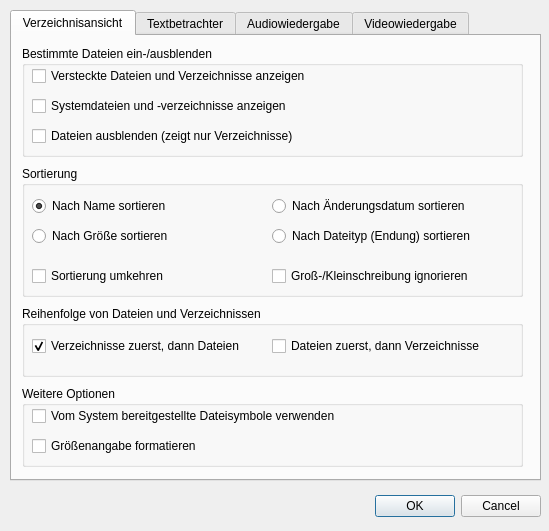
Old version of the form settingsdialog.ui in the repository striezel/qt-commander.
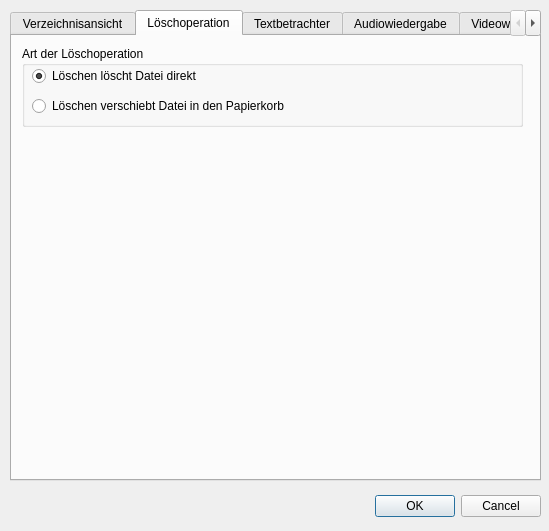
New version of the form. The open tabs and pages were chosen to show the change. Icons and pictures are not drawn.

Commit message:
add setting to switch between delete and move to trash
Users can now decide whether the remove button directly deletes
files / directories or only moves the files to trash.

```diff
--- a/settingsdialog.ui
+++ b/settingsdialog.ui
@@ -279,6 +279,56 @@
      </widget>
     </widget>
    </widget>
+   <widget class="QWidget" name="tabDeleteOperation">
+    <attribute name="icon">
+     <iconset theme="edit-delete"/>
+    </attribute>
+    <attribute name="title">
+     <string>Löschoperation</string>
+    </attribute>
+    <widget class="QGroupBox" name="groupBoxDeleteOperation">
+     <property name="geometry">
+      <rect>
+       <x>10</x>
+       <y>10</y>
+       <width>501</width>
+       <height>81</height>
+      </rect>
+     </property>
+     <property name="title">
+      <string>Art der Löschoperation</string>
+     </property>
+     <widget class="QRadioButton" name="rbDeleteMeansDelete">
+      <property name="geometry">
+       <rect>
+        <x>10</x>
+        <y>20</y>
+        <width>481</width>
+        <height>20</height>
+       </rect>
+      </property>
+      <property name="text">
+       <string>Löschen löscht Datei direkt</string>
+      </property>
+      <property name="checked">
+       <bool>true</bool>
+      </property>
+     </widget>
+     <widget class="QRadioButton" name="rbDeleteMovesToTrash">
+      <property name="geometry">
+       <rect>
+        <x>10</x>
+        <y>50</y>
+        <width>481</width>
+        <height>20</height>
+       </rect>
+      </property>
+      <property name="text">
+       <string>Löschen verschiebt Datei in den Papierkorb</string>
+      </property>
+     </widget>
+    </widget>
+   </widget>
    <widget class="QWidget" name="tabTextViewer">
     <attribute name="icon">
      <iconset theme="accessories-text-editor"/>
```
The commit also changes 5 other files.
